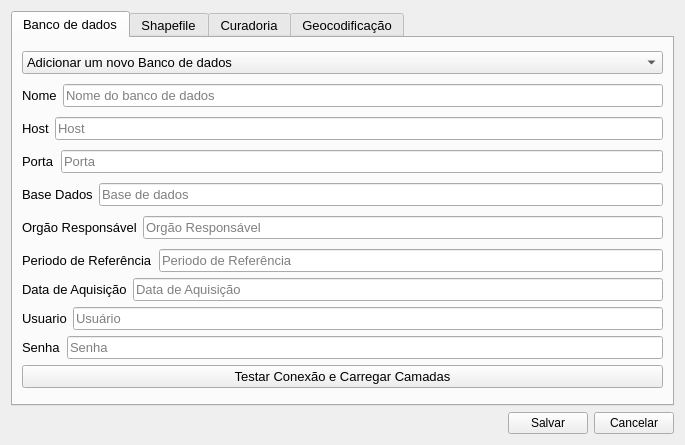
Before: the Qt Designer form settings/config_window.ui in spuhub/prisma, drawn with Qt 5.
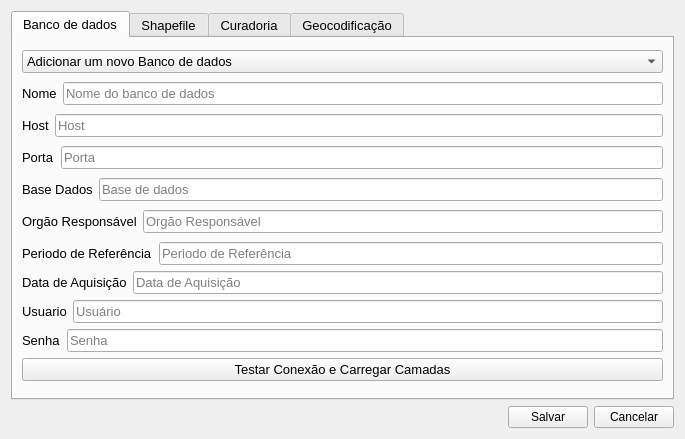
After: the same form once the commit is applied. The open tabs and pages were chosen to show the change.

Commit message: correção de tela

Diff of the .ui file:
```diff
--- a/settings/config_window.ui
+++ b/settings/config_window.ui
@@ -7,7 +7,7 @@
     <x>0</x>
     <y>0</y>
     <width>685</width>
-    <height>445</height>
+    <height>439</height>
    </rect>
   </property>
   <property name="windowTitle">
```
Left out of the diff: 2 changed lines with no effect on the pictures. The commit also changes 1 other file.
